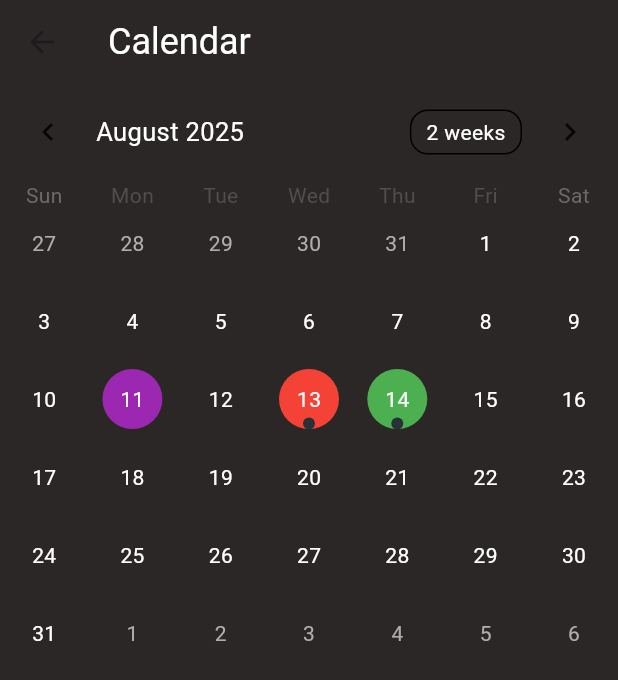
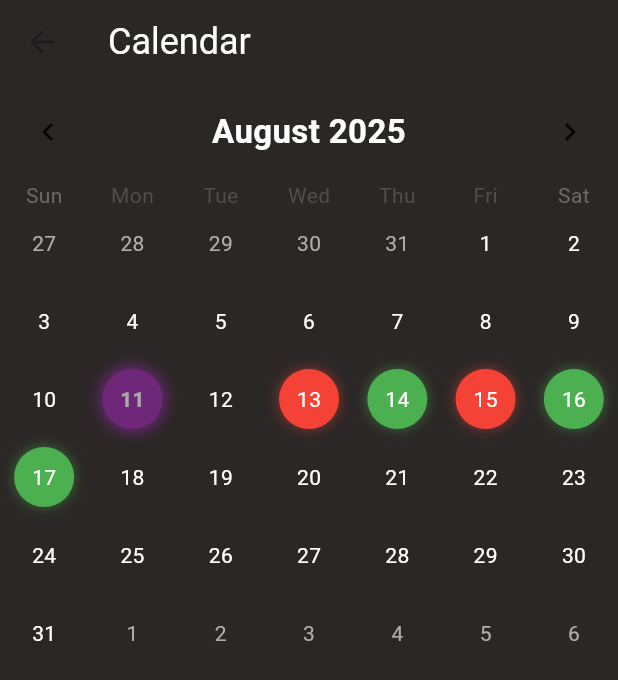
Before and after one commit to temevh/betterbrain, a Flutter app: the CalendarScreen screen opened by its route, on a phone screen of 412 x 824 dp. Shown: the top 680 px of the screen. Run offline on Flutter 3.47's test engine with Material 3 defaults, Android fonts, the phone set to English and light mode, and no system bars; drawn by our look-alikes of table_calendar.

Commit message:
calendar styling

```diff
--- a/lib/screens/calendar_screen.dart
+++ b/lib/screens/calendar_screen.dart
@@ -85,31 +85,47 @@ class _CalendarScreenState extends State<CalendarScreen> {
             },
             eventLoader: _getEventsForDay,
             calendarFormat: CalendarFormat.month,
+            headerStyle: HeaderStyle(
+              formatButtonVisible: false,
+              titleCentered: true,
+              titleTextStyle: const TextStyle(
+                fontSize: 22,
+                fontWeight: FontWeight.bold,
+              ),
+            ),
+
             calendarBuilders: CalendarBuilders(
+              markerBuilder: (context, day, events) {
+                return const SizedBox();
+              },
               defaultBuilder: (context, day, focusedDay) {
                 final events = _getEventsForDay(day);
-
                 if (events.isEmpty) {
                   return Center(child: Text('${day.day}'));
                 }
 
-                // Check if ANY event for the day is incomplete or complete
                 bool allCompleted = events.every((event) => event.isCompleted);
                 bool allNotCompleted = events.every(
                   (event) => !event.isCompleted,
                 );
+                Color bgColor = allCompleted
+                    ? Colors.green
+                    : allNotCompleted
+                    ? Colors.red
+                    : Colors.orange;
 
-                Color bgColor = Colors.green;
-                if (allCompleted) {
-                  bgColor = Colors.green;
-                } else if (allNotCompleted) {
-                  bgColor = Colors.red;
-                }
-
-                return Container(
+                return AnimatedContainer(
+                  duration: const Duration(milliseconds: 200),
                   decoration: BoxDecoration(
                     color: bgColor,
                     shape: BoxShape.circle,
+                    boxShadow: [
+                      BoxShadow(
+                        color: bgColor.withOpacity(0.4),
+                        blurRadius: 6,
+                        spreadRadius: 1,
+                      ),
+                    ],
                   ),
                   margin: const EdgeInsets.all(6),
                   alignment: Alignment.center,
@@ -120,58 +136,72 @@ class _CalendarScreenState extends State<CalendarScreen> {
                 );
               },
 
-              // Selected day styling
               selectedBuilder: (context, day, focusedDay) {
+                // Detect if it's today
+                bool isToday = isSameDay(day, DateTime.now());
+
                 final events = _getEventsForDay(day);
+                Color bgColor;
 
-                // Default color for days without events
-                Color bgColor = Colors.transparent;
-
-                if (events.isNotEmpty) {
-                  // Apply same color logic as defaultBuilder
-                  bool allCompleted = events.every(
-                    (event) => event.isCompleted,
-                  );
-                  bool allNotCompleted = events.every(
-                    (event) => !event.isCompleted,
-                  );
+                if (isToday) {
+                  bgColor = Colors.purple; // today color
+                } else if (events.isNotEmpty) {
+                  bool allCompleted = events.every((e) => e.isCompleted);
+                  bool allNotCompleted = events.every((e) => !e.isCompleted);
 
                   if (allCompleted) {
                     bgColor = Colors.green;
                   } else if (allNotCompleted) {
                     bgColor = Colors.red;
                   } else {
-                    bgColor = Colors.green; // Default for mixed states
+                    bgColor = Colors.orange; // mixed state
                   }
+                } else {
+                  bgColor = Colors.transparent;
                 }
 
                 return Container(
                   decoration: BoxDecoration(
                     color: bgColor,
                     shape: BoxShape.circle,
-                    border: Border.all(width: 3, color: Colors.white),
+                    border: Border.all(
+                      width: 3,
+                      color: Colors.white,
+                    ), // white border
                   ),
                   margin: const EdgeInsets.all(6),
                   alignment: Alignment.center,
                   child: Text(
                     '${day.day}',
-                    style: const TextStyle(color: Colors.white),
+                    style: TextStyle(fontWeight: FontWeight.bold),
                   ),
                 );
               },
 
-              // Today styling
               todayBuilder: (context, day, focusedDay) {
-                return Container(
+                return Opacity(
+                  opacity: 0.6,
+                  child: Container(
                     decoration: BoxDecoration(
                       color: Colors.purple,
                       shape: BoxShape.circle,
+                      boxShadow: [
+                        BoxShadow(
+                          color: Colors.purple,
+                          blurRadius: 8,
+                          spreadRadius: 2,
+                        ),
+                      ],
                     ),
                     margin: const EdgeInsets.all(6),
                     alignment: Alignment.center,
                     child: Text(
                       '${day.day}',
-                    style: const TextStyle(color: Colors.white),
+                      style: const TextStyle(
+                        color: Colors.white,
+                        fontWeight: FontWeight.bold,
+                      ),
+                    ),
                   ),
                 );
               },
--- a/lib/widgets/event_card.dart
+++ b/lib/widgets/event_card.dart
@@ -50,6 +50,7 @@ class EventCard extends StatelessWidget {
             children: [
               Text(
                 event.title,
+                textAlign: TextAlign.center,
                 style: TextStyle(
                   color: containerColor,
                   fontSize: 32,
```
Also changed, not shown: assets/events.json (+24 -0 lines). Lines whose indentation alone changed are shown as unchanged.
